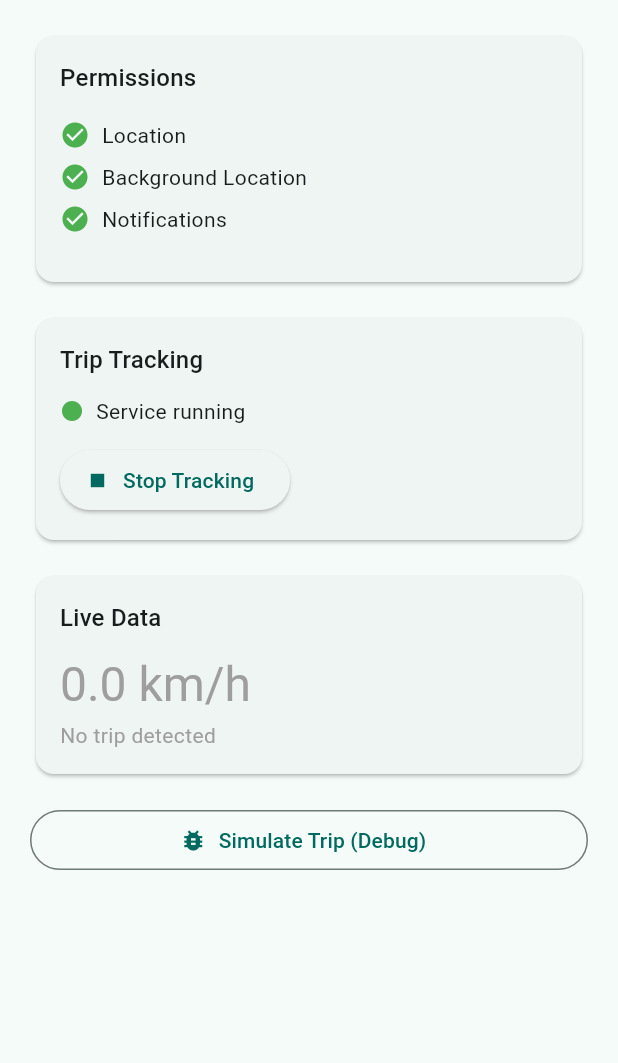
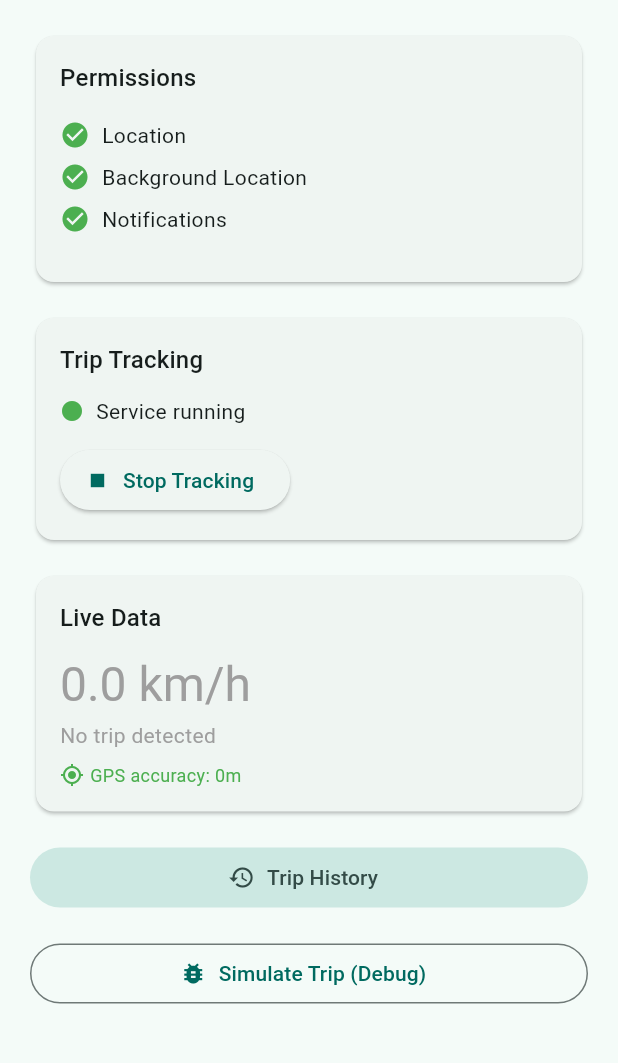
Before and after one commit to saksham-sankhla04/travel_tracker, a Flutter app: the screen it shows after launch, after a tap on "Start Tracking", on a phone screen of 412 x 824 dp, the part 84-1147 px from its top. Run offline on Flutter 3.47's test engine with Material 3 defaults, Android fonts, the phone set to English and light mode, and no system bars; our stand-ins replace flutter_local_notifications, flutter_riverpod, geolocator, go_router, permission_handler, shared_preferences; missing offline and left inert: flutter_background_service; network calls fail; statements that could not run were skipped.

Commit message:
Add trip history UI, 5-min cooldown trip detection, and GPS accuracy guard

```diff
--- a/lib/core/router/app_router.dart
+++ b/lib/core/router/app_router.dart
@@ -3,6 +3,7 @@ import 'package:go_router/go_router.dart';
 
 import '../../features/trip_tracking/presentation/pages/home_page.dart';
 import '../../features/trip_survey/presentation/pages/survey_page.dart';
+import '../../features/trip_survey/presentation/pages/trip_history_page.dart';
 
 final rootNavigatorKey = GlobalKey<NavigatorState>();
 
@@ -28,5 +29,9 @@ final appRouter = GoRouter(
         );
       },
     ),
+    GoRoute(
+      path: '/history',
+      builder: (context, state) => const TripHistoryPage(),
+    ),
   ],
 );
--- a/lib/features/trip_tracking/presentation/pages/home_page.dart
+++ b/lib/features/trip_tracking/presentation/pages/home_page.dart
@@ -1,6 +1,7 @@
 import 'package:flutter/material.dart';
 import 'package:flutter_local_notifications/flutter_local_notifications.dart';
 import 'package:flutter_riverpod/flutter_riverpod.dart';
+import 'package:go_router/go_router.dart';
 
 import '../../../../core/router/app_router.dart';
 import '../../../../core/services/permission_service.dart';
@@ -82,7 +83,16 @@ class _HomePageState extends ConsumerState<HomePage> {
               LiveDataCard(
                 currentSpeed: state.currentSpeed,
                 isTripActive: state.isTripActive,
+                gpsAccuracy: state.gpsAccuracy,
+                isCoolingDown: state.isCoolingDown,
+                cooldownProgress: state.cooldownProgress,
               ),
+            const SizedBox(height: 16),
+            FilledButton.tonalIcon(
+              onPressed: () => context.push('/history'),
+              icon: const Icon(Icons.history),
+              label: const Text('Trip History'),
+            ),
             const SizedBox(height: 16),
             // Debug: simulate a trip for testing
             OutlinedButton.icon(
--- a/lib/features/trip_tracking/presentation/providers/trip_tracking_provider.dart
+++ b/lib/features/trip_tracking/presentation/providers/trip_tracking_provider.dart
@@ -10,6 +10,9 @@ class TripTrackingState {
   final bool serviceRunning;
   final double currentSpeed;
   final bool isTripActive;
+  final double gpsAccuracy;
+  final bool isCoolingDown;
+  final double cooldownProgress;
 
   const TripTrackingState({
     this.permissionsGranted = false,
@@ -17,6 +20,9 @@ class TripTrackingState {
     this.serviceRunning = false,
     this.currentSpeed = 0.0,
     this.isTripActive = false,
+    this.gpsAccuracy = 0.0,
+    this.isCoolingDown = false,
+    this.cooldownProgress = 0.0,
   });
 
   TripTrackingState copyWith({
@@ -25,6 +31,9 @@ class TripTrackingState {
     bool? serviceRunning,
     double? currentSpeed,
     bool? isTripActive,
+    double? gpsAccuracy,
+    bool? isCoolingDown,
+    double? cooldownProgress,
   }) {
     return TripTrackingState(
       permissionsGranted: permissionsGranted ?? this.permissionsGranted,
@@ -32,6 +41,9 @@ class TripTrackingState {
       serviceRunning: serviceRunning ?? this.serviceRunning,
       currentSpeed: currentSpeed ?? this.currentSpeed,
       isTripActive: isTripActive ?? this.isTripActive,
+      gpsAccuracy: gpsAccuracy ?? this.gpsAccuracy,
+      isCoolingDown: isCoolingDown ?? this.isCoolingDown,
+      cooldownProgress: cooldownProgress ?? this.cooldownProgress,
     );
   }
 }
@@ -79,6 +91,9 @@ class TripTrackingNotifier extends StateNotifier<TripTrackingState> {
         state = state.copyWith(
           currentSpeed: (data['speedKmh'] as num).toDouble(),
           isTripActive: data['isTripActive'] as bool,
+          gpsAccuracy: (data['accuracy'] as num?)?.toDouble() ?? 0.0,
+          isCoolingDown: data['isCoolingDown'] as bool? ?? false,
+          cooldownProgress: (data['cooldownProgress'] as num?)?.toDouble() ?? 0.0,
         );
       }
     });
--- a/lib/features/trip_tracking/presentation/widgets/live_data_card.dart
+++ b/lib/features/trip_tracking/presentation/widgets/live_data_card.dart
@@ -3,12 +3,24 @@ import 'package:flutter/material.dart';
 class LiveDataCard extends StatelessWidget {
   final double currentSpeed;
   final bool isTripActive;
+  final double gpsAccuracy;
+  final bool isCoolingDown;
+  final double cooldownProgress;
 
   const LiveDataCard({
     super.key,
     required this.currentSpeed,
     required this.isTripActive,
+    this.gpsAccuracy = 0.0,
+    this.isCoolingDown = false,
+    this.cooldownProgress = 0.0,
   });
+
+  Color _accuracyColor() {
+    if (gpsAccuracy < 10) return Colors.green;
+    if (gpsAccuracy < 30) return Colors.orange;
+    return Colors.red;
+  }
 
   @override
   Widget build(BuildContext context) {
@@ -34,6 +46,30 @@ class LiveDataCard extends StatelessWidget {
                 color: isTripActive ? Colors.green : Colors.grey,
               ),
             ),
+            const SizedBox(height: 8),
+            Row(
+              children: [
+                Icon(
+                  gpsAccuracy < 10 ? Icons.gps_fixed : Icons.gps_not_fixed,
+                  size: 16,
+                  color: _accuracyColor(),
+                ),
+                const SizedBox(width: 4),
+                Text(
+                  'GPS accuracy: ${gpsAccuracy.toStringAsFixed(0)}m',
+                  style: TextStyle(fontSize: 12, color: _accuracyColor()),
+                ),
+              ],
+            ),
+            if (isCoolingDown) ...[
+              const SizedBox(height: 8),
+              LinearProgressIndicator(value: cooldownProgress),
+              const SizedBox(height: 4),
+              Text(
+                'Checking if trip ended... ${(cooldownProgress * 100).toStringAsFixed(0)}%',
+                style: const TextStyle(color: Colors.orange, fontSize: 12),
+              ),
+            ],
           ],
         ),
       ),
```
Also changed, not shown: lib/core/network/api_service.dart (+11 -4 lines), lib/core/services/background_location_service.dart (+64 -8 lines), lib/features/trip_survey/presentation/pages/trip_history_page.dart (added, +218 -0 lines), 1 other file.
